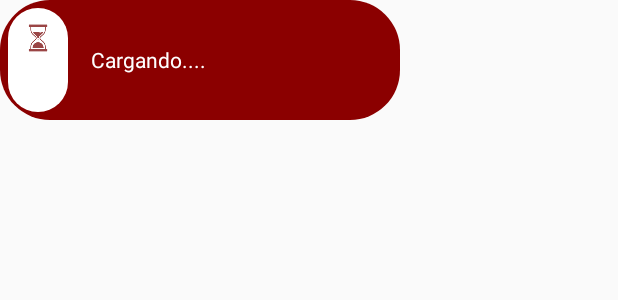
After one commit to Genaro10020/a5SGonherV2, an Android app: the layout toast_personalizado.xml on its own in the app's theme, with its tools: preview values and no code run, on a phone screen of 412 x 824 dp. The commit adds this screen. Shown: the top 300 px of the screen. Run offline under Robolectric (Android 15) with nearby library versions, the phone set to English and light mode, and no system bars; network calls fail.

Commit message:
Toast Personalizado

```diff
--- a/app/src/main/java/com/example/a5SGonher/AgregarPlanta.java
+++ b/app/src/main/java/com/example/a5SGonher/AgregarPlanta.java
@@ -140,7 +140,7 @@ public class AgregarPlanta extends AppCompatActivity {
             @Override
             public void onResponse(JSONArray response) {
                 JSONObject jsonObject = null;
-                for (int i = 0; i < response.length()-1; i++) {
+                for (int i = 0; i < response.length(); i++) {
                     try {
                         String nombre;
                         jsonObject = response.getJSONObject(i);
--- a/app/src/main/java/com/example/a5SGonher/AuAudit2.java
+++ b/app/src/main/java/com/example/a5SGonher/AuAudit2.java
@@ -7,7 +7,9 @@ import android.content.Intent;
 import android.content.SharedPreferences;
 import android.graphics.Color;
 import android.os.Bundle;
+import android.view.Gravity;
 import android.view.View;
+import android.view.ViewGroup;
 import android.widget.Button;
 import android.widget.EditText;
 import android.widget.LinearLayout;
@@ -21,6 +23,7 @@ import com.android.volley.VolleyError;
 import com.android.volley.toolbox.JsonArrayRequest;
 import com.android.volley.toolbox.StringRequest;
 import com.android.volley.toolbox.Volley;
+import com.example.a5SGonher.ui.ListosEnviar;
 
 import org.json.JSONArray;
 import org.json.JSONException;
@@ -45,10 +48,20 @@ public class AuAudit2 extends AppCompatActivity {
         String Rol= preferences.getString("Rol","No existe Usuario");
 
         //Toast.makeText(getApplicationContext(),"User: "+user,Toast.LENGTH_SHORT).show();
-
+        toastPersonalizado();
         buscarProducto("https://vvnorth.com/buscar_auditoriasN.php?Auditor=" + user + "",user);
 
         //////////////////////////////
+    }
+
+    public void toastPersonalizado(){
+        View viewToast = getLayoutInflater().inflate(R.layout.toast_personalizado,(ViewGroup)findViewById(R.id.layout_toast));
+        Toast toast = new Toast(this);
+        toast.setDuration(Toast.LENGTH_SHORT);
+        toast.setView(viewToast);
+        toast.setGravity(Gravity.CENTER, 0, 0);
+        toast.show();
+
     }
     private void ejecutarservicio(String URL, final String nombreSubarea,final String user)
     {
--- a/app/src/main/java/com/example/a5SGonher/ui/ListosEnviar.java
+++ b/app/src/main/java/com/example/a5SGonher/ui/ListosEnviar.java
@@ -7,7 +7,9 @@ import android.content.Intent;
 import android.content.SharedPreferences;
 import android.graphics.Color;
 import android.os.Bundle;
+import android.view.Gravity;
 import android.view.View;
+import android.view.ViewGroup;
 import android.widget.Button;
 import android.widget.EditText;
 import android.widget.LinearLayout;
@@ -52,10 +54,19 @@ public class ListosEnviar extends AppCompatActivity implements DialogOptions3.Di
         String user= preferences.getString("User","No existe Usuario");
         String Rol= preferences.getString("Rol","No existe Usuario");
         GlobalUser=user;
+        toastPersonalizado();
+        buscarProducto("https://vvnorth.com/buscar_auditoriasN.php?Auditor=" + user + "",user);
+        //////////////////////////////
+    }
 
-        buscarProducto("https://vvnorth.com/buscar_auditoriasN.php?Auditor=" + user + "",user);
+    public void toastPersonalizado(){
+        View viewToast = getLayoutInflater().inflate(R.layout.toast_personalizado,(ViewGroup)findViewById(R.id.layout_toast));
+        Toast toast = new Toast(this);
+        toast.setDuration(Toast.LENGTH_SHORT);
+        toast.setView(viewToast);
+        toast.setGravity(Gravity.CENTER, 0, 0);
+        toast.show();
 
-        //////////////////////////////
     }
     private void ejecutarservicio(String URL,final String numeroAudi)
     {
--- /dev/null
+++ b/app/src/main/res/drawable/circulo.xml
@@ -0,0 +1,7 @@
+<?xml version="1.0" encoding="utf-8"?>
+<shape xmlns:android="http://schemas.android.com/apk/res/android">
+    <solid
+        android:color="#ffffff"/>
+    <corners
+        android:radius="100dp"/>
+</shape>
--- /dev/null
+++ b/app/src/main/res/layout/toast_personalizado.xml
@@ -0,0 +1,63 @@
+<?xml version="1.0" encoding="utf-8"?>
+<androidx.constraintlayout.widget.ConstraintLayout
+    xmlns:android="http://schemas.android.com/apk/res/android"
+    xmlns:app="http://schemas.android.com/apk/res-auto"
+    xmlns:tools="http://schemas.android.com/tools"
+    android:layout_width="wrap_content"
+    android:layout_height="wrap_content"
+    android:id="@+id/layout_toast">
+
+    <LinearLayout
+        android:layout_width="wrap_content"
+        android:layout_height="wrap_content"
+        android:orientation="horizontal"
+        android:background="@drawable/boton_entrar"
+        app:layout_constraintBottom_toBottomOf="parent"
+        app:layout_constraintEnd_toEndOf="parent"
+        app:layout_constraintStart_toStartOf="parent"
+        app:layout_constraintTop_toTopOf="parent">
+
+        <LinearLayout
+            android:layout_marginLeft="5dp"
+            android:layout_marginBottom="5dp"
+            android:layout_marginRight="5dp"
+            android:layout_marginTop="5dp"
+            android:id="@+id/linearLayout9"
+            android:layout_width="match_parent"
+            android:layout_height="match_parent"
+            android:orientation="horizontal"
+            android:background="@drawable/circulo">
+
+          <ImageView
+              android:layout_width="20dp"
+              android:layout_height="20dp"
+              android:layout_marginTop="10dp"
+              android:layout_marginRight="10dp"
+              android:layout_marginLeft="10dp"
+              android:layout_marginBottom="10dp"
+              android:background="@drawable/relojdearena"
+
+              />
+        </LinearLayout>
+
+        <LinearLayout
+            android:layout_marginLeft="10dp"
+            android:layout_marginRight="10dp"
+            android:layout_width="match_parent"
+            android:layout_height="match_parent"
+            android:orientation="horizontal">
+
+            <TextView
+                android:id="@+id/textView26"
+                android:layout_width="wrap_content"
+                android:layout_height="wrap_content"
+                android:textColor="#ffffff"
+                android:layout_gravity="center_vertical"
+                android:layout_weight="1"
+                android:gravity="center"
+                android:text="Cargando...." />
+        </LinearLayout>
+
+    </LinearLayout>
+
+</androidx.constraintlayout.widget.ConstraintLayout>
```
Also changed, not shown: app/src/main/res/drawable/cargando.gif (added), app/src/main/res/drawable/relojdearena.png (added).
